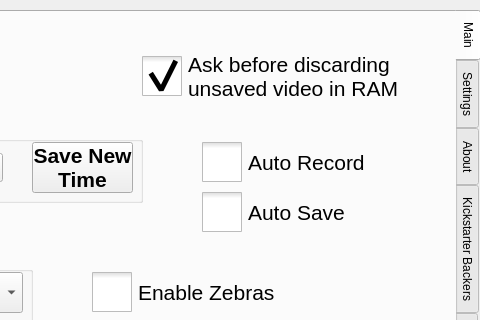
Above: src/utilwindow.ui from krontech/chronos-cam-app before the change; both pictures show x 320 to 800 and y 0 to 320 of the 800 by 480 pixel window. Below: the same form after it.
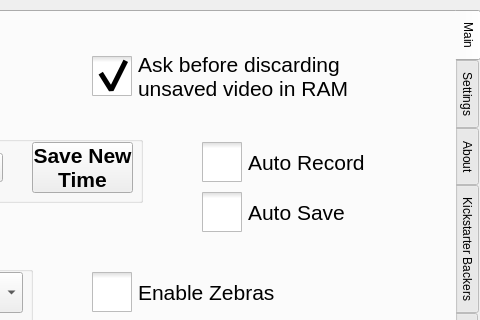
That is the form after the change. Custom widgets are drawn as their Qt base class.

```diff
--- a/src/utilwindow.ui
+++ b/src/utilwindow.ui
@@ -424,7 +424,7 @@
     <widget class="QCheckBox" name="chkUnsavedVidWarning">
      <property name="geometry">
       <rect>
-       <x>450</x>
+       <x>400</x>
        <y>40</y>
        <width>256</width>
        <height>49</height>
```
